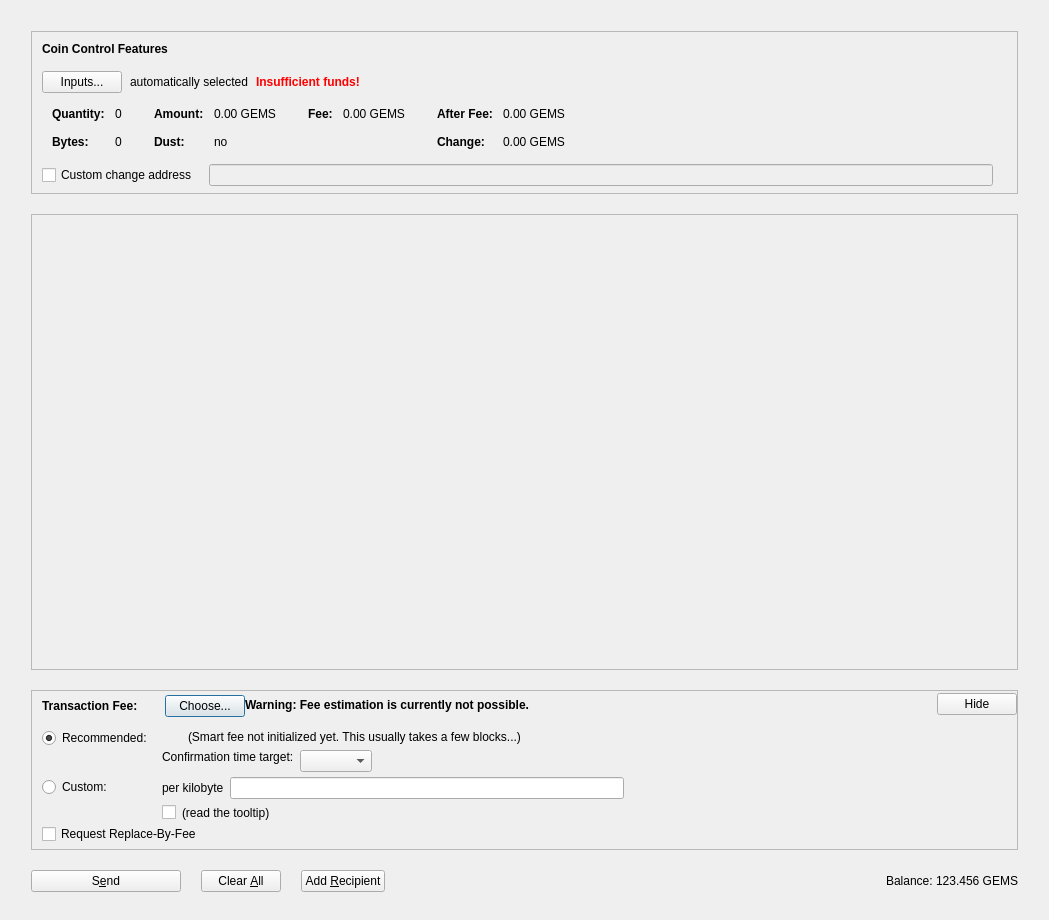
First picture: the form in src/qt/forms/sendcoinsdialog.ui, repository TechnoVisionDev/Gemma-Core, before the edit.
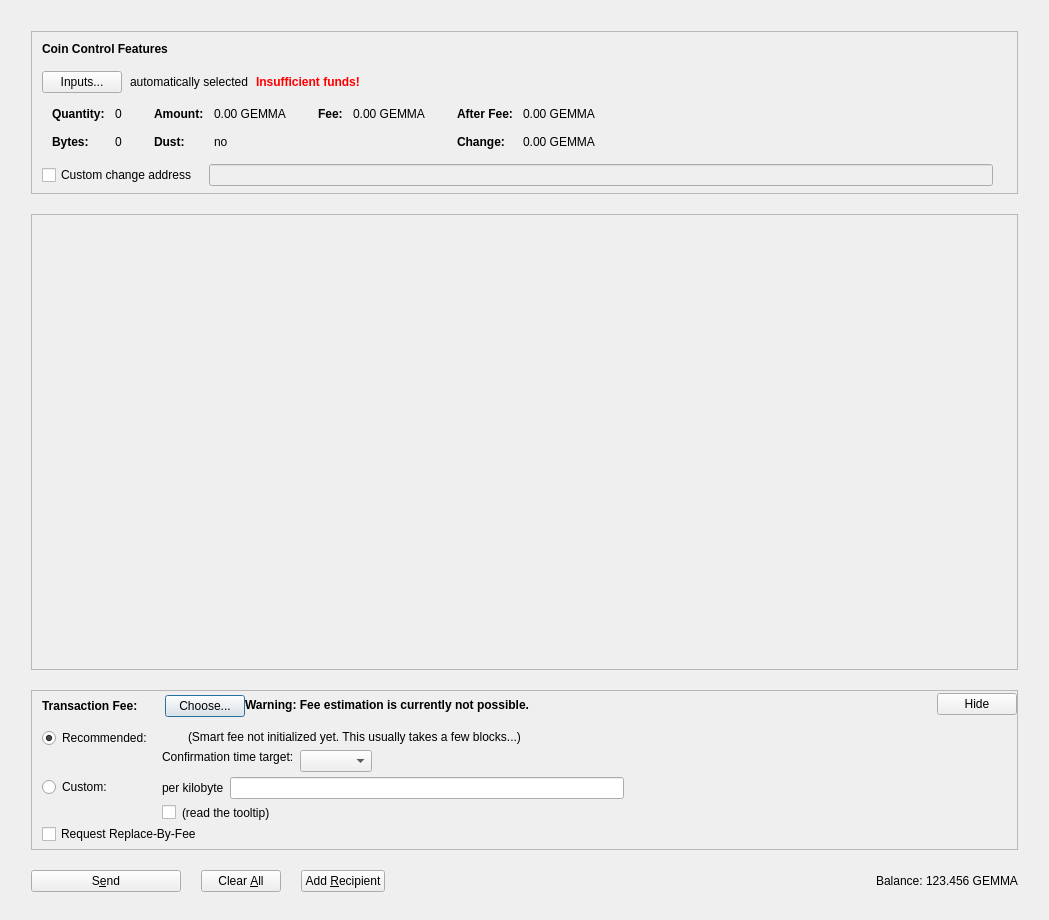
Second picture: the form after the edit. Icons and pictures are not drawn. Custom widgets are drawn as their Qt base class.

Commit message: ticker GEMMA

What changed in the file:
```diff
--- a/src/qt/forms/sendcoinsdialog.ui
+++ b/src/qt/forms/sendcoinsdialog.ui
@@ -341,7 +341,7 @@
                     <enum>Qt::ActionsContextMenu</enum>
                    </property>
                    <property name="text">
-                    <string notr="true">0.00 GEMS</string>
+                    <string notr="true">0.00 GEMMA</string>
                    </property>
                    <property name="textInteractionFlags">
                     <set>Qt::LinksAccessibleByMouse|Qt::TextSelectableByKeyboard|Qt::TextSelectableByMouse</set>
@@ -421,7 +421,7 @@
                     <enum>Qt::ActionsContextMenu</enum>
                    </property>
                    <property name="text">
-                    <string notr="true">0.00 GEMS</string>
+                    <string notr="true">0.00 GEMMA</string>
                    </property>
                    <property name="textInteractionFlags">
                     <set>Qt::LinksAccessibleByMouse|Qt::TextSelectableByKeyboard|Qt::TextSelectableByMouse</set>
@@ -472,7 +472,7 @@
                     <enum>Qt::ActionsContextMenu</enum>
                    </property>
                    <property name="text">
-                    <string notr="true">0.00 GEMS</string>
+                    <string notr="true">0.00 GEMMA</string>
                    </property>
                    <property name="textInteractionFlags">
                     <set>Qt::LinksAccessibleByMouse|Qt::TextSelectableByKeyboard|Qt::TextSelectableByMouse</set>
@@ -501,7 +501,7 @@
                     <enum>Qt::ActionsContextMenu</enum>
                    </property>
                    <property name="text">
-                    <string notr="true">0.00 GEMS</string>
+                    <string notr="true">0.00 GEMMA</string>
                    </property>
                    <property name="textInteractionFlags">
                     <set>Qt::LinksAccessibleByMouse|Qt::TextSelectableByKeyboard|Qt::TextSelectableByMouse</set>
@@ -1267,7 +1267,7 @@
             <cursorShape>IBeamCursor</cursorShape>
            </property>
            <property name="text">
-            <string notr="true">123.456 GEMS</string>
+            <string notr="true">123.456 GEMMA</string>
            </property>
            <property name="textInteractionFlags">
             <set>Qt::LinksAccessibleByMouse|Qt::TextSelectableByKeyboard|Qt::TextSelectableByMouse</set>
```
The commit also changes 121 other files.
